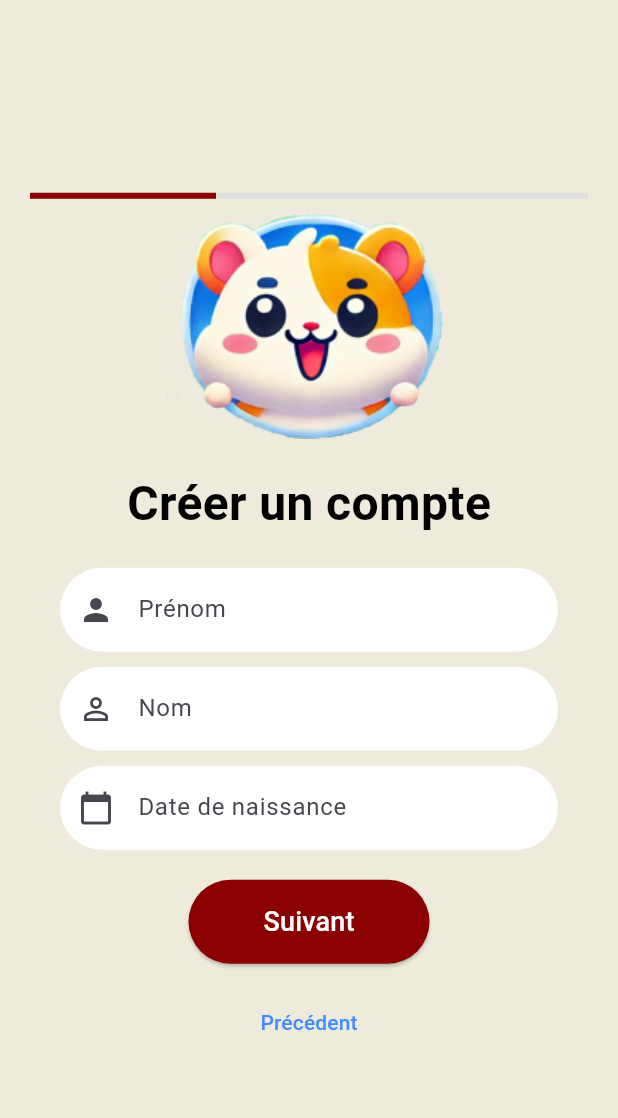
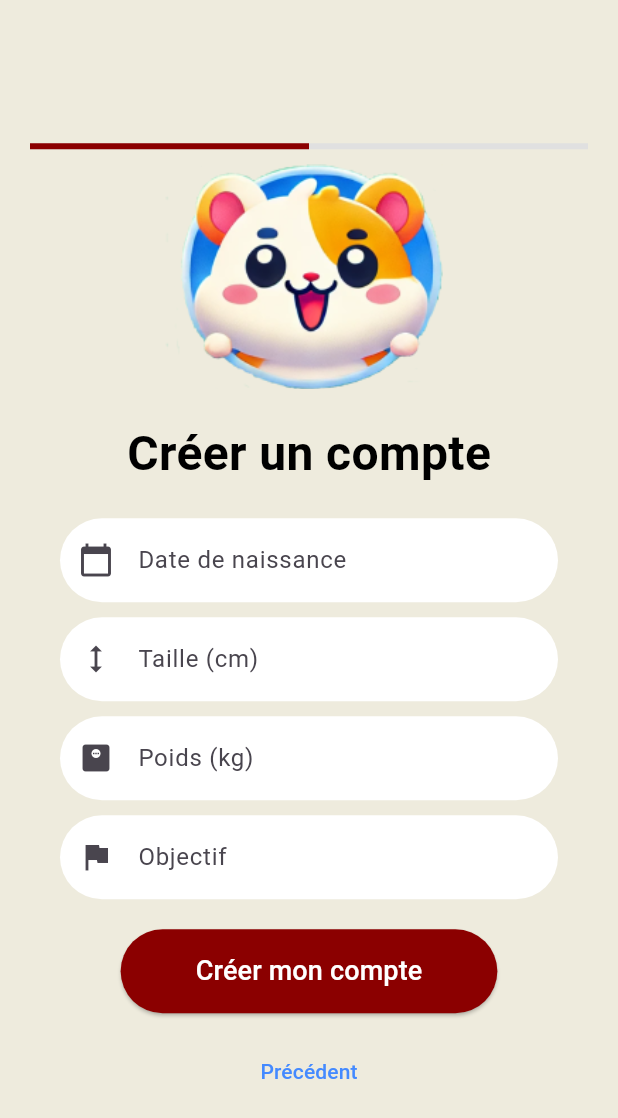
Before and after one commit to Playfit-app/Playfit, a Flutter app: the CreateAccountPage screen opened by its route, after a tap on "Suivant", on a phone screen of 412 x 824 dp. Shown: the top 1118 px of the screen. Run offline on Flutter 3.47's test engine with Material 3 defaults, Android fonts, the phone set to English and light mode, and no system bars; our stand-ins replace flutter_dotenv, flutter_secure_storage, google_fonts; accounts and stored records are empty.

Commit message:
feat: change registration parameters required without first and last name and shorter process

```diff
--- a/playfit-mobile/playfit/lib/auth_service.dart
+++ b/playfit-mobile/playfit/lib/auth_service.dart
@@ -43,8 +43,6 @@ class AuthService {
       String email,
       String username,
       String password,
-      String firstName,
-      String lastName,
       String dateOfBirth,
       String height,
       String weight) async {
@@ -53,8 +51,6 @@ class AuthService {
         'email': email,
         'username': username,
         'password': password,
-        'first_name': firstName,
-        'last_name': lastName,
         'date_of_birth': dateOfBirth,
         'height': height,
         'weight': weight,
--- a/playfit-mobile/playfit/lib/registration_page.dart
+++ b/playfit-mobile/playfit/lib/registration_page.dart
@@ -1,8 +1,10 @@
 import 'package:flutter/material.dart';
+import 'package:flutter/services.dart';
 import 'package:playfit/auth_service.dart';
 import 'package:playfit/home_page.dart';
 import 'package:playfit/login_page.dart';
 import 'package:playfit/styles/styles.dart';
+import 'package:intl/intl.dart';
 
 class CreateAccountPage extends StatefulWidget {
   const CreateAccountPage({super.key});
@@ -16,8 +18,7 @@ class CreateAccountPageState extends State<CreateAccountPage> {
   final TextEditingController _passwordController = TextEditingController();
   final TextEditingController _confirmPasswordController =
       TextEditingController();
-  final TextEditingController _firstNameController = TextEditingController();
-  final TextEditingController _lastNameController = TextEditingController();
+  final TextEditingController _emailController = TextEditingController();
   final TextEditingController _birthDateController = TextEditingController();
   final TextEditingController _heightController = TextEditingController();
   final TextEditingController _weightController = TextEditingController();
@@ -32,8 +33,6 @@ class CreateAccountPageState extends State<CreateAccountPage> {
       _usernameController.text,
       _passwordController.text,
       _confirmPasswordController.text,
-      _firstNameController.text,
-      _lastNameController.text,
       _birthDateController.text,
       _heightController.text,
       _weightController.text,
@@ -47,7 +46,7 @@ class CreateAccountPageState extends State<CreateAccountPage> {
 
   void _nextStep() {
     setState(() {
-      if (_currentStep < 2) {
+      if (_currentStep < 1) {
         _currentStep++;
       } else {
         // Handle registration completion here
@@ -63,17 +62,11 @@ class CreateAccountPageState extends State<CreateAccountPage> {
     });
   }
 
-  void _navigateToLogin(BuildContext context) {
-    Navigator.pushReplacement(
-      context,
-      MaterialPageRoute(builder: (context) => const LoginPage()),
-    );
-  }
-
   @override
   Widget build(BuildContext context) {
     return Scaffold(
-      backgroundColor: AppStyles.backgroundColor, // Use the background color from styles
+      backgroundColor:
+          AppStyles.backgroundColor, // Use the background color from styles
       body: Center(
         child: SingleChildScrollView(
           child: Column(
@@ -81,9 +74,10 @@ class CreateAccountPageState extends State<CreateAccountPage> {
             children: [
               // Progress Bar
               Padding(
-                padding: const EdgeInsets.symmetric(horizontal: 20.0, vertical: 10.0),
+                padding: const EdgeInsets.symmetric(
+                    horizontal: 20.0, vertical: 10.0),
                 child: LinearProgressIndicator(
-                  value: (_currentStep ) / 3, // Progress value between 0 and 1
+                  value: (_currentStep) / 2, // Progress value between 0 and 1
                   backgroundColor: Colors.grey[300],
                   color: const Color(0xFF8B0000), // Dark red color
                 ),
@@ -108,10 +102,9 @@ class CreateAccountPageState extends State<CreateAccountPage> {
               // Dynamic content based on the current step
               if (_currentStep == 0) _buildStep1(),
               if (_currentStep == 1) _buildStep2(),
-              if (_currentStep == 2) _buildStep3(),
               const SizedBox(height: 20),
               // Navigation Buttons
-              if (_currentStep < 2)
+              if (_currentStep < 1)
                 ElevatedButton(
                   onPressed: _nextStep,
                   style: ElevatedButton.styleFrom(
@@ -119,7 +112,8 @@ class CreateAccountPageState extends State<CreateAccountPage> {
                     shape: RoundedRectangleBorder(
                       borderRadius: BorderRadius.circular(100.0),
                     ),
-                    padding: const EdgeInsets.symmetric(horizontal: 50, vertical: 15),
+                    padding: const EdgeInsets.symmetric(
+                        horizontal: 50, vertical: 15),
                   ),
                   child: const Text(
                     'Suivant',
@@ -134,7 +128,8 @@ class CreateAccountPageState extends State<CreateAccountPage> {
                     shape: RoundedRectangleBorder(
                       borderRadius: BorderRadius.circular(100.0),
                     ),
-                    padding: const EdgeInsets.symmetric(horizontal: 50, vertical: 15),
+                    padding: const EdgeInsets.symmetric(
+                        horizontal: 50, vertical: 15),
                   ),
                   child: const Text(
                     'Créer mon compte',
@@ -156,7 +151,8 @@ class CreateAccountPageState extends State<CreateAccountPage> {
                   onPressed: () {
                     Navigator.push(
                       context,
-                      MaterialPageRoute(builder: (context) => const LoginPage()),
+                      MaterialPageRoute(
+                          builder: (context) => const LoginPage()),
                     );
                   },
                   child: const Text(
@@ -212,6 +208,27 @@ class CreateAccountPageState extends State<CreateAccountPage> {
           ),
           const SizedBox(height: 10),
           TextField(
+            controller: _emailController,
+            obscureText: true,
+            decoration: InputDecoration(
+              hintText: 'Adresse e-mail',
+              filled: true,
+              fillColor: Colors.white,
+              prefixIcon: const Icon(Icons.lock_outline),
+              suffixIcon: _emailController.text.isNotEmpty
+                  ? IconButton(
+                      icon: const Icon(Icons.close),
+                      onPressed: () => _emailController.clear(),
+                    )
+                  : null,
+              border: OutlineInputBorder(
+                borderRadius: BorderRadius.circular(100.0),
+                borderSide: BorderSide.none,
+              ),
+            ),
+          ),
+          const SizedBox(height: 10),
+          TextField(
             controller: _passwordController,
             obscureText: true,
             decoration: InputDecoration(
@@ -257,54 +274,15 @@ class CreateAccountPageState extends State<CreateAccountPage> {
     );
   }
 
-  // Step 2: First Name, Last Name, and Birth Date
+  // Step 2: Height, Weight, and Objective
   Widget _buildStep2() {
     return Padding(
       padding: const EdgeInsets.symmetric(horizontal: 40.0),
       child: Column(
         children: [
           TextField(
-            controller: _firstNameController,
-            decoration: InputDecoration(
-              hintText: 'Prénom',
-              filled: true,
-              fillColor: Colors.white,
-              prefixIcon: const Icon(Icons.person),
-              suffixIcon: _firstNameController.text.isNotEmpty
-                  ? IconButton(
-                      icon: const Icon(Icons.close),
-                      onPressed: () => _firstNameController.clear(),
-                    )
-                  : null,
-              border: OutlineInputBorder(
-                borderRadius: BorderRadius.circular(100.0),
-                borderSide: BorderSide.none,
-              ),
-            ),
-          ),
-          const SizedBox(height: 10),
-          TextField(
-            controller: _lastNameController,
-            decoration: InputDecoration(
-              hintText: 'Nom',
-              filled: true,
-              fillColor: Colors.white,
-              prefixIcon: const Icon(Icons.person_outline),
-              suffixIcon: _lastNameController.text.isNotEmpty
-                  ? IconButton(
-                      icon: const Icon(Icons.close),
-                      onPressed: () => _lastNameController.clear(),
-                    )
-                  : null,
-              border: OutlineInputBorder(
-                borderRadius: BorderRadius.circular(100.0),
-                borderSide: BorderSide.none,
-              ),
-            ),
-          ),
-          const SizedBox(height: 10),
-          TextField(
             controller: _birthDateController,
+            readOnly: true, // Make the TextField read-only
             decoration: InputDecoration(
               hintText: 'Date de naissance',
               filled: true,
@@ -321,22 +299,27 @@ class CreateAccountPageState extends State<CreateAccountPage> {
                 borderSide: BorderSide.none,
               ),
             ),
+            onTap: () async {
+              DateTime? pickedDate = await showDatePicker(
+                context: context,
+                initialDate: DateTime.now(),
+                firstDate: DateTime(1900),
+                lastDate: DateTime(2101),
+              );
+
+              if (pickedDate != null) {
+                String formattedDate =
+                    DateFormat('dd-MM-yyyy').format(pickedDate);
+                _birthDateController.text = formattedDate;
+              }
+            },
           ),
-        ],
-      ),
-    );
-  }
-
-  // Step 3: Height, Weight, and Objective
-  Widget _buildStep3() {
-    return Padding(
-      padding: const EdgeInsets.symmetric(horizontal: 40.0),
-      child: Column(
-        children: [
+          const SizedBox(height: 10),
           TextField(
             controller: _heightController,
+            keyboardType: TextInputType.number,
             decoration: InputDecoration(
-              hintText: 'Taille',
+              hintText: 'Taille (cm)',
               filled: true,
               fillColor: Colors.white,
               prefixIcon: const Icon(Icons.height),
@@ -351,12 +334,16 @@ class CreateAccountPageState extends State<CreateAccountPage> {
                 borderSide: BorderSide.none,
               ),
             ),
+            inputFormatters: <TextInputFormatter>[
+              FilteringTextInputFormatter.digitsOnly,
+            ],
           ),
           const SizedBox(height: 10),
           TextField(
             controller: _weightController,
+            keyboardType: const TextInputType.numberWithOptions(decimal: true),
             decoration: InputDecoration(
-              hintText: 'Poids',
+              hintText: 'Poids (kg)',
               filled: true,
               fillColor: Colors.white,
               prefixIcon: const Icon(Icons.monitor_weight),
@@ -371,6 +358,9 @@ class CreateAccountPageState extends State<CreateAccountPage> {
                 borderSide: BorderSide.none,
               ),
             ),
+            inputFormatters: <TextInputFormatter>[
+              FilteringTextInputFormatter.allow(RegExp(r'^\d+\.?\d{0,1}')),
+            ],
           ),
           const SizedBox(height: 10),
           TextField(
--- a/playfit-mobile/playfit/pubspec.yaml
+++ b/playfit-mobile/playfit/pubspec.yaml
@@ -39,6 +39,7 @@ dependencies:
   flutter_secure_storage: ^9.2.2
   http: ^1.2.2
   google_fonts: ^6.2.1
+  intl: ^0.19.0
 
 dev_dependencies:
   flutter_test:
```
Also changed, not shown: playfit-mobile/playfit/pubspec.lock.
